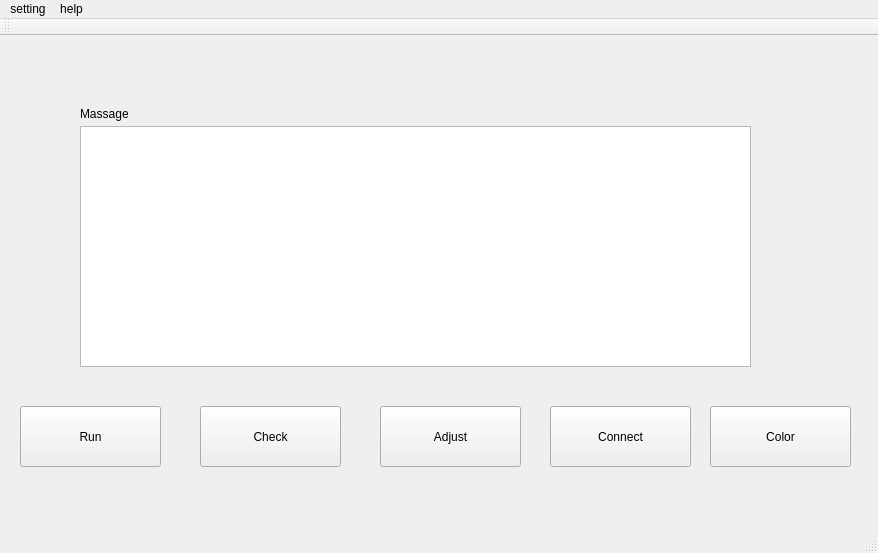
This is DeltaEMainwindow.ui in wuyubo/DeltaE-Tool as Qt 5 draws it before an edit. The edited form follows.
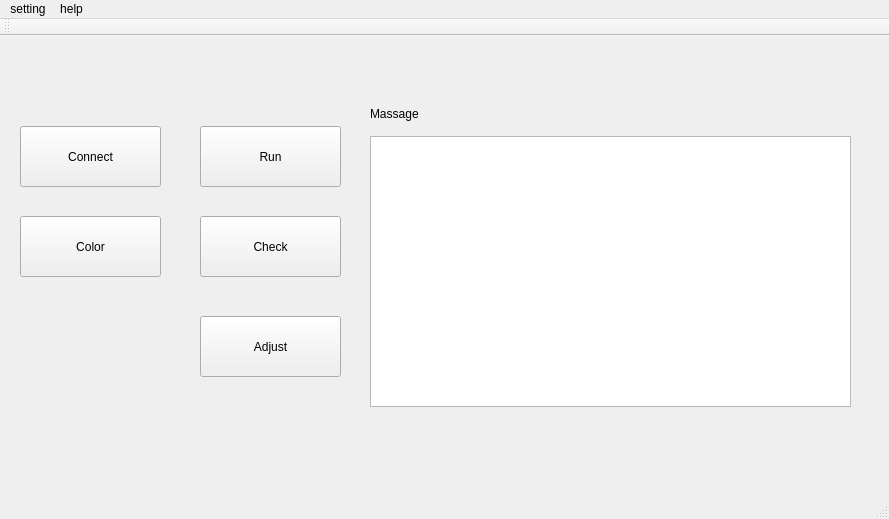
This is the edited form.

Commit message:
[feature][DeltaE][log]  change log ui
[what]  修改log显示控件为brower，可显示颜色
[why]   as what
[how]   as what

The edit to the form file:
```diff
--- a/DeltaEMainwindow.ui
+++ b/DeltaEMainwindow.ui
@@ -6,8 +6,8 @@
    <rect>
     <x>0</x>
     <y>0</y>
-    <width>878</width>
-    <height>553</height>
+    <width>889</width>
+    <height>519</height>
    </rect>
   </property>
   <property name="windowTitle">
@@ -17,8 +17,8 @@
    <widget class="QPushButton" name="pBtn_Connect">
     <property name="geometry">
      <rect>
-      <x>550</x>
-      <y>370</y>
+      <x>20</x>
+      <y>90</y>
       <width>141</width>
       <height>61</height>
      </rect>
@@ -30,8 +30,8 @@
    <widget class="QPushButton" name="pBtn_Adjust">
     <property name="geometry">
      <rect>
-      <x>380</x>
-      <y>370</y>
+      <x>200</x>
+      <y>280</y>
       <width>141</width>
       <height>61</height>
      </rect>
@@ -44,7 +44,7 @@
     <property name="geometry">
      <rect>
       <x>200</x>
-      <y>370</y>
+      <y>180</y>
       <width>141</width>
       <height>61</height>
      </rect>
@@ -56,8 +56,8 @@
    <widget class="QPushButton" name="pBtn_Run">
     <property name="geometry">
      <rect>
-      <x>20</x>
-      <y>370</y>
+      <x>200</x>
+      <y>90</y>
       <width>141</width>
       <height>61</height>
      </rect>
@@ -69,7 +69,7 @@
    <widget class="QLabel" name="lb_massage">
     <property name="geometry">
      <rect>
-      <x>80</x>
+      <x>370</x>
       <y>70</y>
       <width>72</width>
       <height>15</height>
@@ -79,21 +79,11 @@
      <string>Massage</string>
     </property>
    </widget>
-   <widget class="QTextEdit" name="txt_Massage">
-    <property name="geometry">
-     <rect>
-      <x>80</x>
-      <y>90</y>
-      <width>671</width>
-      <height>241</height>
-     </rect>
-    </property>
-   </widget>
    <widget class="QPushButton" name="pBtn_Color">
     <property name="geometry">
      <rect>
-      <x>710</x>
-      <y>370</y>
+      <x>20</x>
+      <y>180</y>
       <width>141</width>
       <height>61</height>
      </rect>
@@ -102,13 +92,23 @@
      <string>Color</string>
     </property>
    </widget>
+   <widget class="QTextBrowser" name="logtextBrowser">
+    <property name="geometry">
+     <rect>
+      <x>370</x>
+      <y>100</y>
+      <width>481</width>
+      <height>271</height>
+     </rect>
+    </property>
+   </widget>
   </widget>
   <widget class="QMenuBar" name="menuBar">
    <property name="geometry">
     <rect>
      <x>0</x>
      <y>0</y>
-     <width>878</width>
+     <width>889</width>
      <height>26</height>
     </rect>
    </property>
```
The commit also changes 5 other files.
